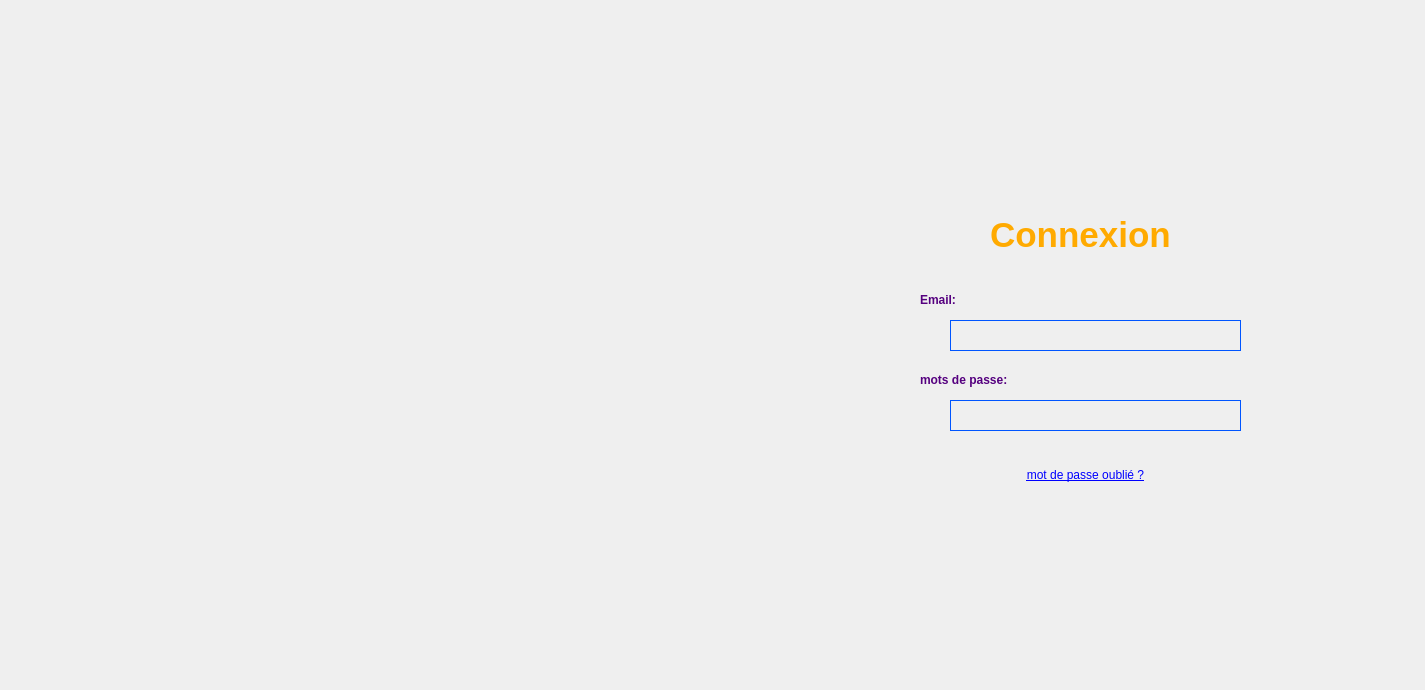
Above: mainwindow.ui from ProjetCPP2A21/projetcpp-2a21-smart-digital-content-creation-studio before the change. Below: the same form after it.
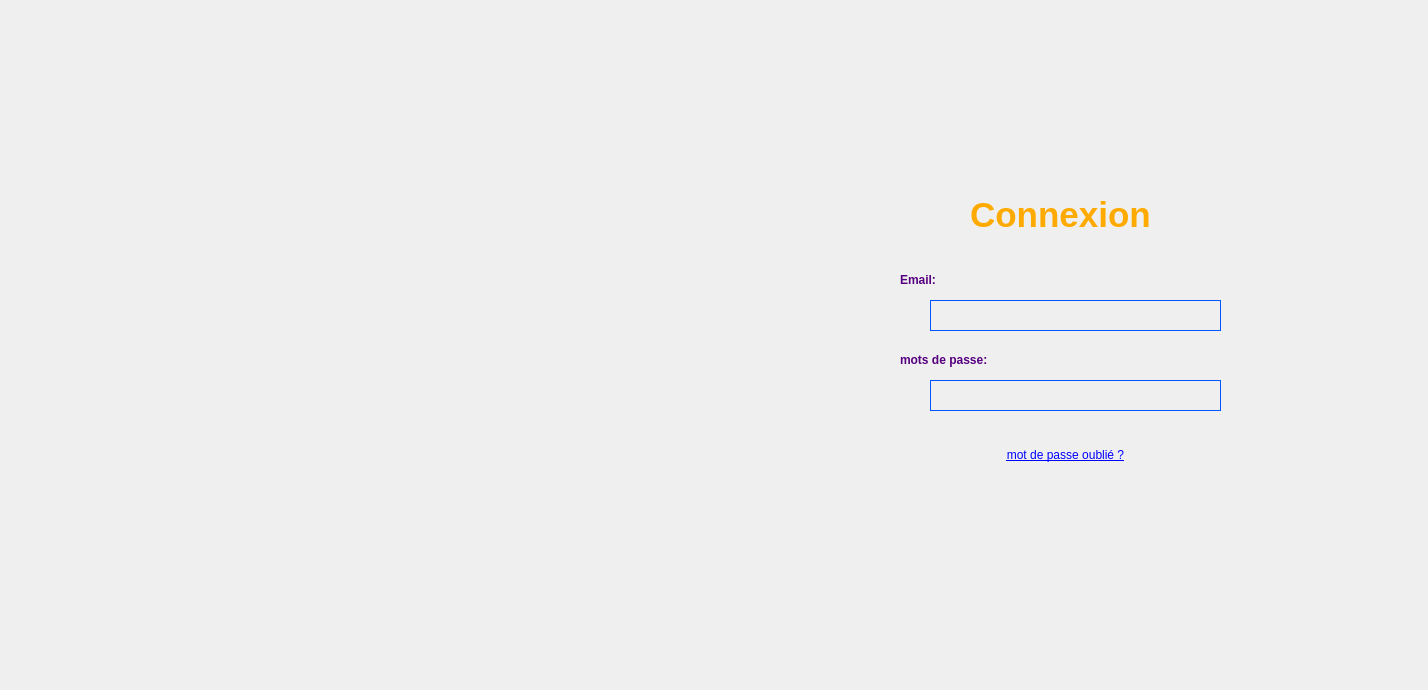
That is the form after the change. The open tabs and pages were chosen to show the change. Icons and pictures are not drawn.

Diff of the .ui file:
```diff
--- a/mainwindow.ui
+++ b/mainwindow.ui
@@ -6,7 +6,7 @@
    <rect>
     <x>0</x>
     <y>0</y>
-    <width>1425</width>
+    <width>1428</width>
     <height>690</height>
    </rect>
   </property>
@@ -17,8 +17,8 @@
    <widget class="QStackedWidget" name="stackedWidget_principale">
     <property name="geometry">
      <rect>
-      <x>20</x>
-      <y>20</y>
+      <x>0</x>
+      <y>0</y>
       <width>1431</width>
       <height>701</height>
      </rect>
@@ -81,6 +81,10 @@
           <height>20</height>
          </rect>
         </property>
+        <property name="styleSheet">
+         <string notr="true">label-&gt;setAutoFillBackground(false);
+</string>
+        </property>
         <property name="text">
          <string>&lt;html&gt;&lt;head/&gt;&lt;body&gt;&lt;p&gt;&lt;span style=&quot; font-weight:700; color:#55007f;&quot;&gt;mots de passe:&lt;/span&gt;&lt;/p&gt;&lt;/body&gt;&lt;/html&gt;</string>
         </property>
@@ -133,6 +137,10 @@
           <height>51</height>
          </rect>
         </property>
+        <property name="styleSheet">
+         <string notr="true">label-&gt;setAutoFillBackground(false);
+</string>
+        </property>
         <property name="text">
          <string>&lt;html&gt;&lt;head/&gt;&lt;body&gt;&lt;p&gt;&lt;span style=&quot; font-size:26pt; font-weight:700; color:#ffaa00;&quot;&gt;Connexion&lt;/span&gt;&lt;/p&gt;&lt;/body&gt;&lt;/html&gt;</string>
         </property>
@@ -146,6 +154,10 @@
           <height>20</height>
          </rect>
         </property>
+        <property name="styleSheet">
+         <string notr="true">label-&gt;setAutoFillBackground(false);
+</string>
+        </property>
         <property name="text">
          <string>&lt;html&gt;&lt;head/&gt;&lt;body&gt;&lt;p&gt;&lt;span style=&quot; font-weight:700; color:#55007f;&quot;&gt;Email:&lt;/span&gt;&lt;/p&gt;&lt;/body&gt;&lt;/html&gt;</string>
         </property>
@@ -267,10 +279,10 @@
      <widget class="QLabel" name="background">
       <property name="geometry">
        <rect>
-        <x>0</x>
-        <y>0</y>
-        <width>1431</width>
-        <height>691</height>
+        <x>-20</x>
+        <y>-20</y>
+        <width>1451</width>
+        <height>711</height>
        </rect>
       </property>
       <property name="text">
```
Left out of the diff: 64 changed lines with no effect on the pictures.
